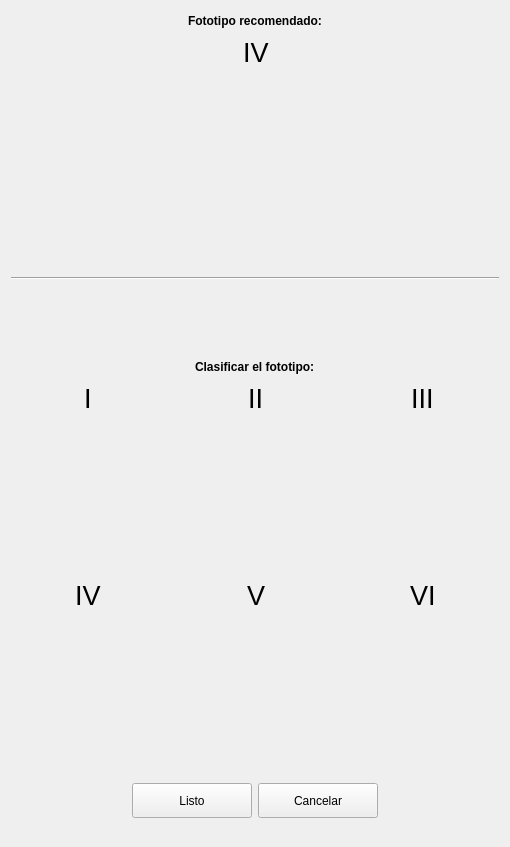
Above: dlgfototipo.ui from Gabnz/Spectrasoft before the change. Below: the same form after it.
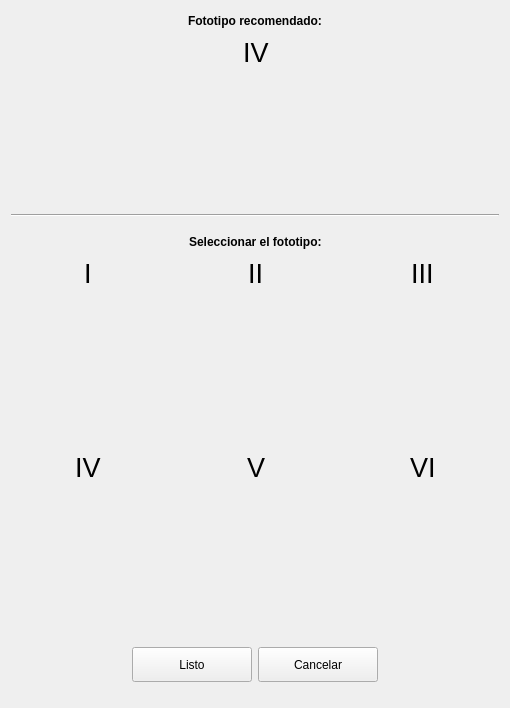
That is the form after the change. Icons and pictures are not drawn.

Commit message: actualizada la ventana de clasificacion de fototipo

The edit to the form file:
```diff
--- a/dlgfototipo.ui
+++ b/dlgfototipo.ui
@@ -13,7 +13,7 @@
     <x>0</x>
     <y>0</y>
     <width>508</width>
-    <height>847</height>
+    <height>708</height>
    </rect>
   </property>
   <property name="windowTitle">
@@ -264,7 +264,7 @@
          <item>
           <widget class="QLabel" name="etqTituloElegir">
            <property name="text">
-            <string>&lt;html&gt;&lt;head/&gt;&lt;body&gt;&lt;p&gt;&lt;span style=&quot; font-weight:600;&quot;&gt;Clasificar el fototipo:&lt;/span&gt;&lt;/p&gt;&lt;/body&gt;&lt;/html&gt;</string>
+            <string>&lt;html&gt;&lt;head/&gt;&lt;body&gt;&lt;p&gt;&lt;span style=&quot; font-weight:600;&quot;&gt;Seleccionar el fototipo:&lt;/span&gt;&lt;/p&gt;&lt;/body&gt;&lt;/html&gt;</string>
            </property>
           </widget>
          </item>
```
Left out of the diff: 40 changed lines with no effect on the pictures.
